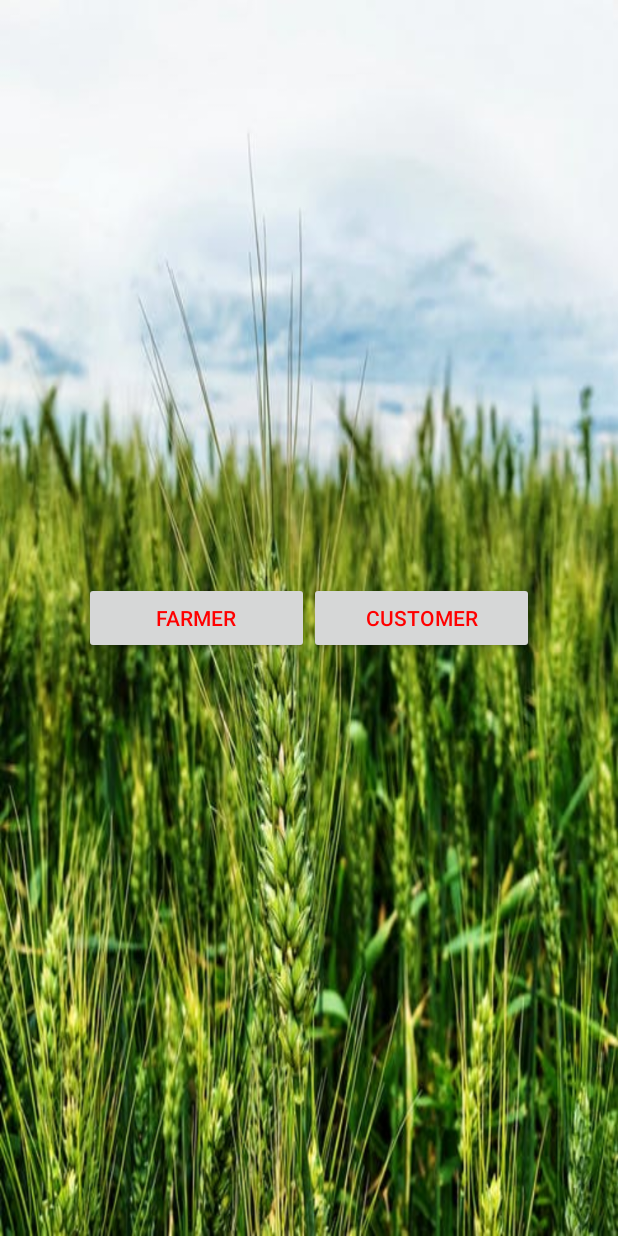
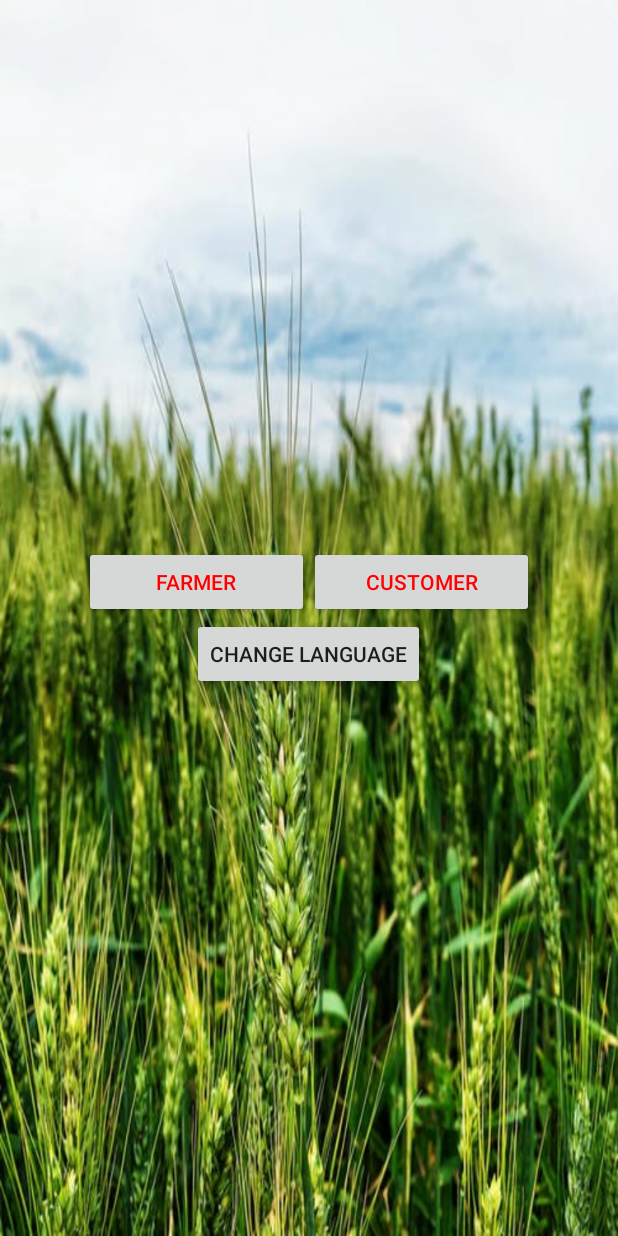
Before and after one commit to NuwanthaPrabhash/Real-Tracker, an Android app: the screen it shows after launch (MainActivity), on a phone screen of 412 x 824 dp. Run offline under Robolectric (Android 15) with nearby library versions, the phone set to English and light mode, and no system bars.

Commit message:
translate the app language

```diff
--- a/Project/app/src/main/java/com/example/mainactivity/controllers/MainActivity.java
+++ b/Project/app/src/main/java/com/example/mainactivity/controllers/MainActivity.java
@@ -1,7 +1,10 @@
 package com.example.mainactivity.controllers;
 
+import android.app.Activity;
 import android.content.DialogInterface;
 import android.content.Intent;
+import android.content.SharedPreferences;
+import android.content.res.Configuration;
 import android.support.v7.app.AlertDialog;
 import android.support.v7.app.AppCompatActivity;
 import android.os.Bundle;
@@ -11,19 +14,23 @@ import android.widget.Toast;
 
 import com.example.mainactivity.R;
 
+import java.util.Locale;
+
 public class MainActivity extends AppCompatActivity {
 
-    Button farmarButton, customerButton;
+    Button farmarButton, customerButton, changeLanguage;
 
     @Override
     protected void onCreate(Bundle savedInstanceState) {
         super.onCreate(savedInstanceState);
+        loadLocal();
         setContentView(R.layout.activity_main);
 
         Toast.makeText(MainActivity.this, "Firebase Connection is Success", Toast.LENGTH_LONG).show();
 
         farmarButton = (Button) findViewById(R.id.farmarButton);
         customerButton = (Button) findViewById(R.id.customerButton);
+        changeLanguage = (Button) findViewById(R.id.changeLanguage);
 
         farmarButton.setOnClickListener(new View.OnClickListener() {
             @Override
@@ -43,7 +50,64 @@ public class MainActivity extends AppCompatActivity {
             }
         });
 
+        changeLanguage.setOnClickListener(new View.OnClickListener() {
+            @Override
+            public void onClick(View v) {
+                showChangeLanguageDialog();
+            }
+        });
     }
+
+    private void showChangeLanguageDialog() {
+
+        final String[] languageList = {"English", "Irish", "සිංහල", "தமிழ்"};
+        AlertDialog.Builder mBuilder = new AlertDialog.Builder(MainActivity.this);
+        mBuilder.setTitle("Select Language");
+        mBuilder.setSingleChoiceItems(languageList, -1, new DialogInterface.OnClickListener() {
+            @Override
+            public void onClick(DialogInterface dialog, int which) {
+
+                if (which == 0) {
+                    setLocal("en"); // English
+                    recreate();
+                } else if (which == 1) {
+                    setLocal("ga");  //Irish
+                    recreate();
+                } else if (which == 2) {
+                    setLocal("si");  // Sinhala
+                    recreate();
+                } else if (which == 3) {
+                    setLocal("ta");  // Tamil
+                    recreate();
+                }
+
+                dialog.dismiss();  // dismiss dialog box after clicked
+            }
+        });
+
+        AlertDialog mDialog = mBuilder.create();
+        mDialog.show(); // show dialog box
+    }
+
+    private void setLocal(String language) {
+        Locale locale = new Locale(language);
+        Locale.setDefault(locale);
+        Configuration config = new Configuration();
+        config.locale = locale;
+        getBaseContext().getResources().updateConfiguration(config, getBaseContext().getResources().getDisplayMetrics());
+        SharedPreferences.Editor editor = getSharedPreferences("settings", MODE_PRIVATE).edit();    // save data to shared preferences
+        editor.putString("my_language", language);
+        editor.apply();
+    }
+
+
+    //load language saved in shared preferences
+    public void loadLocal() {
+        SharedPreferences sharedPreferences = getSharedPreferences("settings", Activity.MODE_PRIVATE);
+        String language2 = sharedPreferences.getString("my_language", "");
+        setLocal(language2);
+    }
+
 
 //    // Show the items
 //    @Override
--- a/Project/app/src/main/res/font/font.xml
+++ /dev/null
@@ -1,4 +0,0 @@
-<?xml version="1.0" encoding="utf-8"?>
-<font-family xmlns:android="http://schemas.android.com/apk/res/android">
-
-</font-family>
--- a/Project/app/src/main/res/layout/activity_main.xml
+++ b/Project/app/src/main/res/layout/activity_main.xml
@@ -27,15 +27,27 @@
                 android:id="@+id/farmarButton"
                 android:layout_width="150dp"
                 android:layout_height="wrap_content"
-                android:text="Farmer"
+                android:text="@string/farmer"
                 android:textColor="#ff00" />
 
             <Button
                 android:id="@+id/customerButton"
                 android:layout_width="150dp"
                 android:layout_height="wrap_content"
-                android:text="Customer"
+                android:text="@string/customer"
                 android:textColor="#ff00" />
+        </LinearLayout>
+
+        <LinearLayout
+            android:layout_width="match_parent"
+            android:layout_height="wrap_content"
+            android:gravity="center">
+
+            <Button
+                android:id="@+id/changeLanguage"
+                android:layout_width="wrap_content"
+                android:layout_height="wrap_content"
+                android:text="@string/change_language"/>
         </LinearLayout>
     </LinearLayout>
 
```
Also changed, not shown: Project/app/src/main/res/layout/activity_farmar_profile_creation.xml (+43 -5 lines), Project/app/src/main/res/layout/activity_login_and_sign_in.xml (+4 -4 lines), Project/app/src/main/res/values/strings.xml (+32 -0 lines), Project/app/src/main/res/font/NotoSansSinhala-Regular.ttf (deleted), Project/app/src/main/res/values/styles.xml (line endings or trailing spaces), 3 other files.
